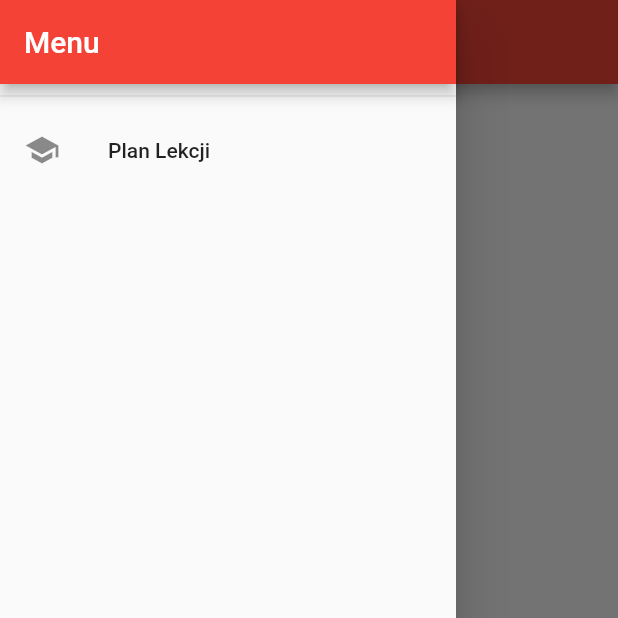
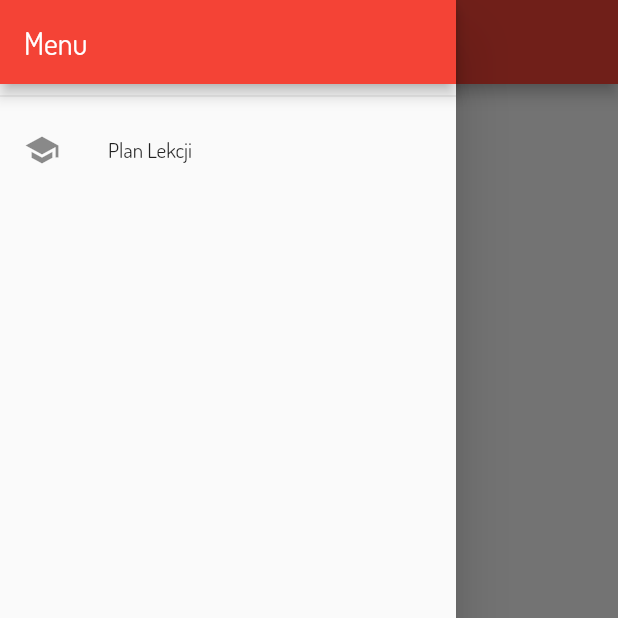
Before and after one commit to ProcnerKacper/All-In-One-App, a Flutter app: the screen it shows after launch, with the side drawer open, on a phone screen of 412 x 824 dp, the top half of it. Run offline on Flutter 3.47's test engine with Material 2 defaults, Android fonts, the phone set to English and light mode, and no system bars; network calls fail.

Commit message:
add fonts and image

```diff
--- a/lib/main.dart
+++ b/lib/main.dart
@@ -19,9 +19,9 @@ class MyApp extends StatelessWidget {
       child: MaterialApp(
         title: 'All in One',
         theme: ThemeData(
-          primarySwatch: Colors.red,
-          accentColor: Colors.black,
-        ),
+            primarySwatch: Colors.red,
+            accentColor: Colors.black,
+            fontFamily: 'Dosis'),
         home: ScheduleScreen(),
         routes: {
           AddScheduleDayScreen.routeName: (ctx) => AddScheduleDayScreen(),
```
Also changed, not shown: pubspec.yaml (+8 -14 lines), assets/fonts/Dosis-Bold.ttf (added), assets/fonts/Dosis-Regular.ttf (added), assets/images/cool_smiley.jpg (added).
